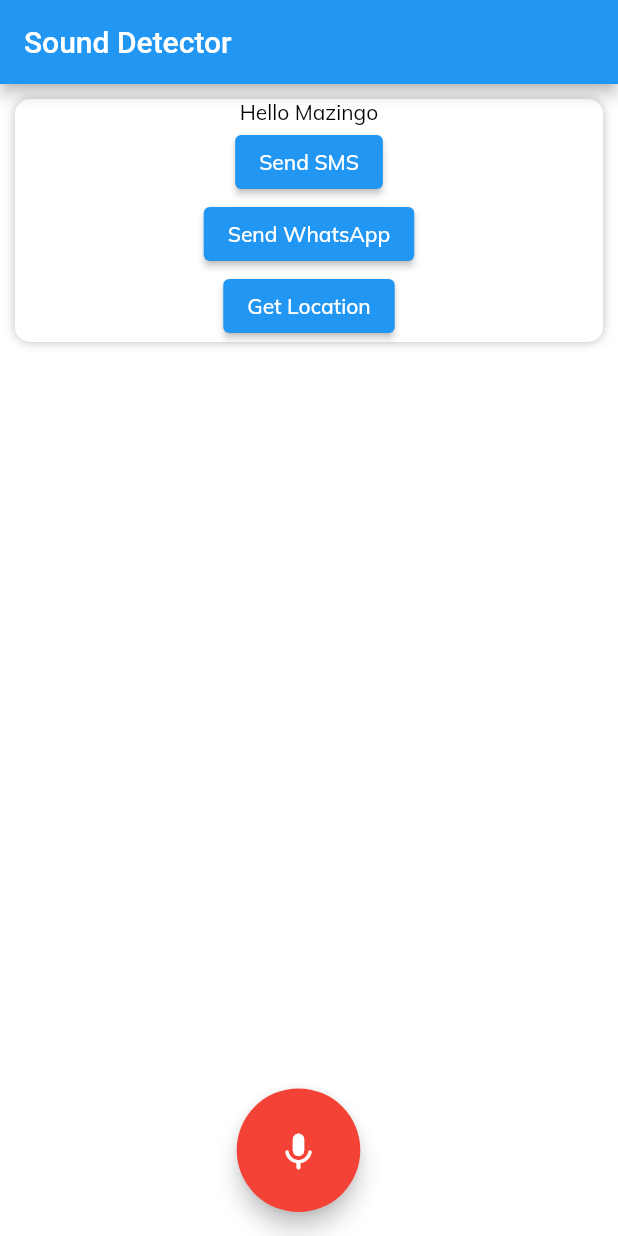
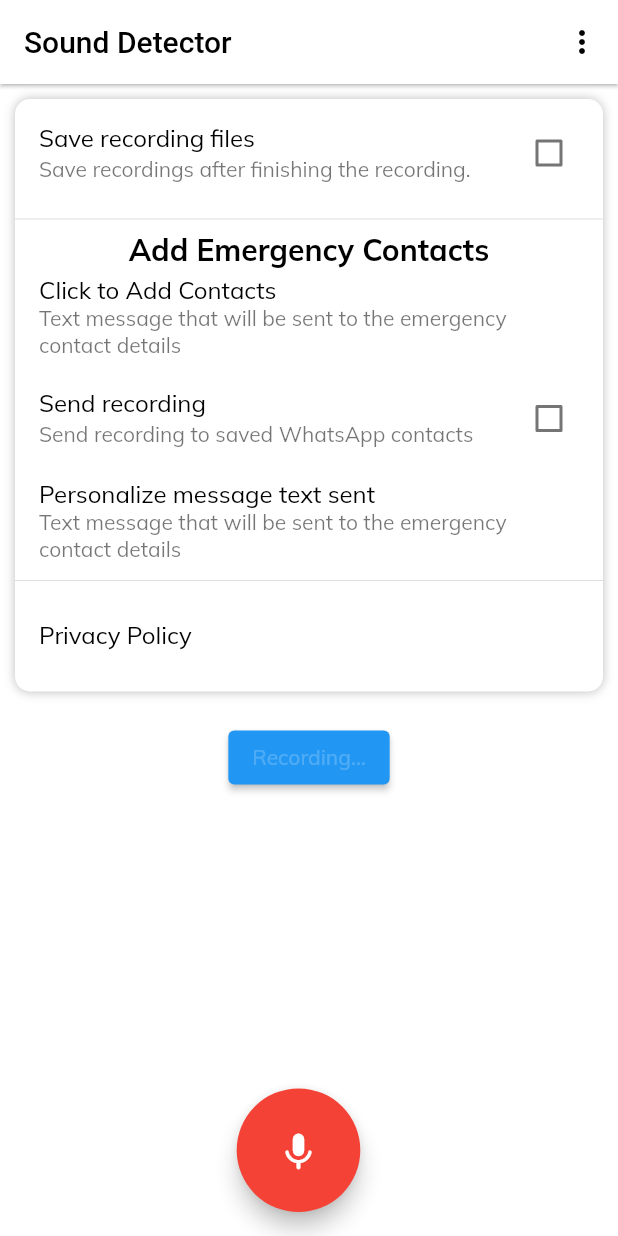
Before and after one commit to iwmakhupane12/sound_detector, a Flutter app: the screen it shows after launch, on a phone screen of 412 x 824 dp. Run offline on Flutter 3.47's test engine with Material 2 defaults, Android fonts, the phone set to English and light mode, and no system bars; our stand-ins replace get, google_fonts, intl_phone_number_input, location, permission_handler; missing offline and left inert: flutter_sound, twilio_flutter.

Commit message:
Fixed interfaces, and added some functionality

```diff
--- a/sound_detector/lib/main.dart
+++ b/sound_detector/lib/main.dart
@@ -1,10 +1,8 @@
 import 'package:flutter/material.dart';
 import 'package:get/get.dart';
 import 'package:google_fonts/google_fonts.dart';
-import 'package:permission_handler/permission_handler.dart';
 import 'package:sound_detector/src/controllers/settingsController.dart';
 import 'package:sound_detector/src/screens/home.dart';
-import 'package:sound_detector/src/screens/profile.dart';
 
 void main() {
   Get.put(SettingsController());
@@ -19,25 +17,29 @@ class MyApp extends StatelessWidget {
       debugShowCheckedModeBanner: false,
       title: 'Sound Detector',
       theme: ThemeData(
+        appBarTheme: const AppBarTheme(
+          backgroundColor: Colors.white,
+          actionsIconTheme: IconThemeData(color: Colors.black),
+          toolbarTextStyle: TextStyle(color: Colors.black),
+        ),
         scaffoldBackgroundColor: Colors.white,
         canvasColor: Colors.white,
         textTheme: GoogleFonts.mulishTextTheme(Theme.of(context).textTheme)
             .apply(bodyColor: Colors.black),
-        pageTransitionsTheme: PageTransitionsTheme(
+        pageTransitionsTheme: const PageTransitionsTheme(
           builders: {
             TargetPlatform.iOS: FadeUpwardsPageTransitionsBuilder(),
             TargetPlatform.android: FadeUpwardsPageTransitionsBuilder(),
           },
         ),
-        iconTheme: IconThemeData(
+        iconTheme: const IconThemeData(
           color: Colors.black,
           size: 24,
         ),
         primaryColor: Colors.blue,
         visualDensity: VisualDensity.adaptivePlatformDensity,
       ),
-      //Profile, MyHomeScreen()
-      home: MyHomeScreen(),
+      home: const MyHomeScreen(),
     );
   }
 }
--- a/sound_detector/lib/src/screens/home.dart
+++ b/sound_detector/lib/src/screens/home.dart
@@ -6,6 +6,7 @@ import 'package:path_provider/path_provider.dart';
 import 'package:sound_detector/src/controllers/getCurrentLocation.dart';
 import 'package:sound_detector/src/controllers/sendMessage.dart';
 import 'package:sound_detector/src/controllers/soundRecord.dart';
+import 'package:sound_detector/src/screens/profile.dart';
 
 //fimport 'package:sound_detector/src/screens/profile.dart';
 import 'package:sound_detector/src/screens/settings/settings.dart';
@@ -17,10 +18,13 @@ class MyHomeScreen extends StatefulWidget {
   _MyHomeScreenState createState() => _MyHomeScreenState();
 }
 
-class _MyHomeScreenState extends State<MyHomeScreen> {
+class _MyHomeScreenState extends State<MyHomeScreen>
+    with SingleTickerProviderStateMixin {
   final recorder = SoundRecord();
   final sendMessage = SendMessage();
   final getCurrentLoc = GetCurrentLocation();
+  final settings = Settings();
+  AnimationController? _animationController;
 
   @override
   void initState() {
@@ -30,13 +34,33 @@ class _MyHomeScreenState extends State<MyHomeScreen> {
     sendMessage.init();
     getCurrentLoc.init();
     getCurrentLoc.getLocData();
+    buttonAnim();
+  }
+
+  @override
+  void dispose() {
+    _animationController!.dispose();
+    super.dispose();
+  }
+
+  void buttonAnim() {
+    _animationController =
+        AnimationController(vsync: this, duration: const Duration(seconds: 1));
+    _animationController!.repeat(reverse: true);
   }
 
   @override
   Widget build(BuildContext context) {
     return Scaffold(
       appBar: AppBar(
-        title: Text("Sound Detector"),
+        elevation: 1,
+        title: const Text(
+          "Sound Detector",
+          style: TextStyle(color: Colors.black),
+        ),
+        actions: [
+          popUpMenu(),
+        ],
       ),
       body: ListView(
         children: [
@@ -49,37 +73,27 @@ class _MyHomeScreenState extends State<MyHomeScreen> {
                     boxShadow: [
                       BoxShadow(
                         blurRadius: 5,
-                        color: Colors.black26, //Color(0x802196F3),
+                        color: Colors.black26,
                       )
                     ],
                     borderRadius: BorderRadius.circular(10)),
-                child: Center(
-                  child: Column(
-                    children: [
-                      const Text("Hello Mazingo"),
-                      ElevatedButton(
-                          onPressed: () async {
-                            //Get.to(Settings());
-                            sendMessage.sendSms('+27678752440',
-                                getCurrentLoc.lat!, getCurrentLoc.lon!);
-                            print("SMS Status: ${sendMessage.sentStatus}");
-                          },
-                          child: const Text("Send SMS")),
-                      ElevatedButton(
-                          onPressed: () async {
-                            //Get.to(Settings());
-                            sendMessage.sendWhatsApp('+27678752440');
-                            print("WhatsApp Status: ${sendMessage.sentStatus}");
-                          },
-                          child: Text("Send WhatsApp")),
-                      ElevatedButton(
-                          onPressed: () async {
-                            getCurrentLoc.getLocData();
-                            print("Longitude: ${getCurrentLoc.lon}");
-                            print("Latitude: ${getCurrentLoc.lat}");
-                          },
-                          child: Text("Get Location")),
-                    ],
+                child: Column(
+                  children: [
+                    Column(
+                      children: [
+                        settings.settings(),
+                      ],
+                    ),
+                  ],
+                ),
+              ),
+              Padding(
+                padding: const EdgeInsets.symmetric(vertical: 10.0),
+                child: ElevatedButton(
+                  onPressed: () {},
+                  child: FadeTransition(
+                    opacity: _animationController!,
+                    child: const Text("Recording..."),
                   ),
                 ),
               ),
@@ -97,9 +111,11 @@ class _MyHomeScreenState extends State<MyHomeScreen> {
             child: FloatingActionButton(
               onPressed: () async {
                 recorder.isStartStop();
-                setState(() {});
+                setState(() {
+                  print("Recording status: +${recorder.recordingStatus()}");
+                });
               },
-              child: !recorder.recordingStatus()
+              child: recorder.recordingStatus() == false
                   ? const Icon(
                       Icons.keyboard_voice_rounded,
                       color: Colors.white,
@@ -110,12 +126,58 @@ class _MyHomeScreenState extends State<MyHomeScreen> {
                       color: Colors.black,
                       size: 30,
                     ),
-              backgroundColor:
-                  !recorder.recordingStatus() ? Colors.red : Colors.white,
+              backgroundColor: recorder.recordingStatus() == false
+                  ? Colors.red
+                  : Colors.white,
             ),
           ),
         ),
       ),
     );
   }
+
+  void sendSMS() {
+    sendMessage.sendSms('+27678752440', getCurrentLoc.lat!, getCurrentLoc.lon!);
+    print("SMS Status: ${sendMessage.sentStatus}");
+  }
+
+  void sendWhatsApp() {
+    sendMessage.sendWhatsApp('+27678752440');
+    print("WhatsApp Status: ${sendMessage.sentStatus}");
+  }
+
+  void locationGet() {
+    getCurrentLoc.getLocData();
+  }
+
+  static const menuItems = <String>['Profile'];
+  final List<PopupMenuItem<String>> _popUpMenuItems = menuItems
+      .map(
+        (String value) => PopupMenuItem<String>(
+          value: value,
+          child: Text(value),
+        ),
+      )
+      .toList();
+
+  Widget popUpMenu() {
+    return PopupMenuButton<String>(
+      onSelected: (String newValue) {
+        changeScreen(newValue);
+      },
+      itemBuilder: (BuildContext context) => _popUpMenuItems,
+    );
+  }
+
+  void changeScreen(String screen) {
+    switch (screen) {
+      case "Profile":
+        {
+          Get.to(const Profile());
+        }
+        break;
+      default:
+        {}
+    }
+  }
 }
--- a/sound_detector/lib/src/screens/settings/settings.dart
+++ b/sound_detector/lib/src/screens/settings/settings.dart
@@ -4,8 +4,8 @@ import 'package:sound_detector/src/controllers/settingsController.dart';
 import 'package:sound_detector/src/models/settingsModel.dart';
 import 'package:sound_detector/src/screens/settings/whatsapp_contacts.dart';
 
-class Settings extends StatelessWidget {
-  final SettingsModel settingsModel = new SettingsModel();
+class Settings {
+  final SettingsModel settingsModel = SettingsModel();
   final SettingsController settingsController = Get.find<SettingsController>();
 
   final String saveRecTitle = "Save recording files";
@@ -16,15 +16,8 @@ class Settings extends StatelessWidget {
       "Send recording to saved WhatsApp contacts";
   final String personalizeText = "Send text message";
 
-  @override
-  Widget build(BuildContext context) {
-    return Scaffold(
-      appBar: AppBar(
-        title: Text("Settings"),
-      ),
-      body: ListView(
-        children: [
-          Column(
+  Widget settings() {
+    return Column(
       children: [
         GetBuilder<SettingsController>(
           builder: (_) => CheckboxListTile(
@@ -34,17 +27,17 @@ class Settings extends StatelessWidget {
             onChanged: (value) => settingsController.toggleSave(value),
           ),
         ),
-              Divider(),
-              Text(
-                "WhatsApp Settings",
+        const Divider(),
+        const Text(
+          "Add Emergency Contacts",
           style: TextStyle(fontWeight: FontWeight.bold, fontSize: 20),
         ),
         InkWell(
             onTap: () {
               Get.to(() => WhatsAppContacts());
             },
-                  child: ListTile(
-                    title: Text("WhatsApp Emergency Contacts"),
+            child: const ListTile(
+              title: Text("Click to Add Contacts"),
               subtitle: Text(
                   "Text message that will be sent to the emergency contact details"),
             )),
@@ -58,30 +51,19 @@ class Settings extends StatelessWidget {
         ),
         InkWell(
             onTap: () {},
-                  child: ListTile(
-                    title: Text("Personalize WhatsApp text"),
+            child: const ListTile(
+              title: Text("Personalize message text sent"),
               subtitle: Text(
                   "Text message that will be sent to the emergency contact details"),
             )),
-              GetBuilder<SettingsController>(
-                builder: (_) => CheckboxListTile(
-                  title: Text("Send Personalized WhatsApp text"),
-                  subtitle: Text("Personalized WhatsApp text sent to saved WhatsApp contacts"),
-                  value: settingsController.sendPersonalized,
-                  onChanged: (value) => settingsController.togglePersonalized(value),
-                ),
-              ),
-              Divider(),
+        const Divider(),
         InkWell(
             onTap: () {},
-                  child: ListTile(
+            child: const ListTile(
               title: Text("Privacy Policy"),
             )),
-              Divider()
+            SizedBox(height:10.0),
       ],
-          ),
-        ],
-      ),
     );
   }
 }
--- a/sound_detector/pubspec.yaml
+++ b/sound_detector/pubspec.yaml
@@ -37,14 +37,12 @@ dependencies:
   get: ^4.3.8
   google_fonts: ^2.1.0
   intl_phone_number_input: ^0.7.0+2
-  image_picker: ^0.8.4
   intl: ^0.17.0
   permission_handler: ^8.1.6
   path_provider: ^2.0.4
   flutter_sound: ^8.3.12
   twilio_flutter: ^0.0.9
   location: ^4.3.0
-  geocoding: ^2.0.1
 
 dev_dependencies:
   flutter_test:
```
Also changed, not shown: sound_detector/lib/src/helpers/contactTextField.dart (added, +57 -0 lines), sound_detector/lib/src/helpers/iconTextField.dart (added, +32 -0 lines), sound_detector/lib/src/helpers/iconsHelper.dart (added, +20 -0 lines), sound_detector/lib/src/screens/profile.dart (+69 -169 lines), sound_detector/lib/src/screens/settings/whatsapp_contacts.dart (+41 -13 lines), sound_detector/pubspec.lock. Lines whose indentation alone changed are shown as unchanged.
